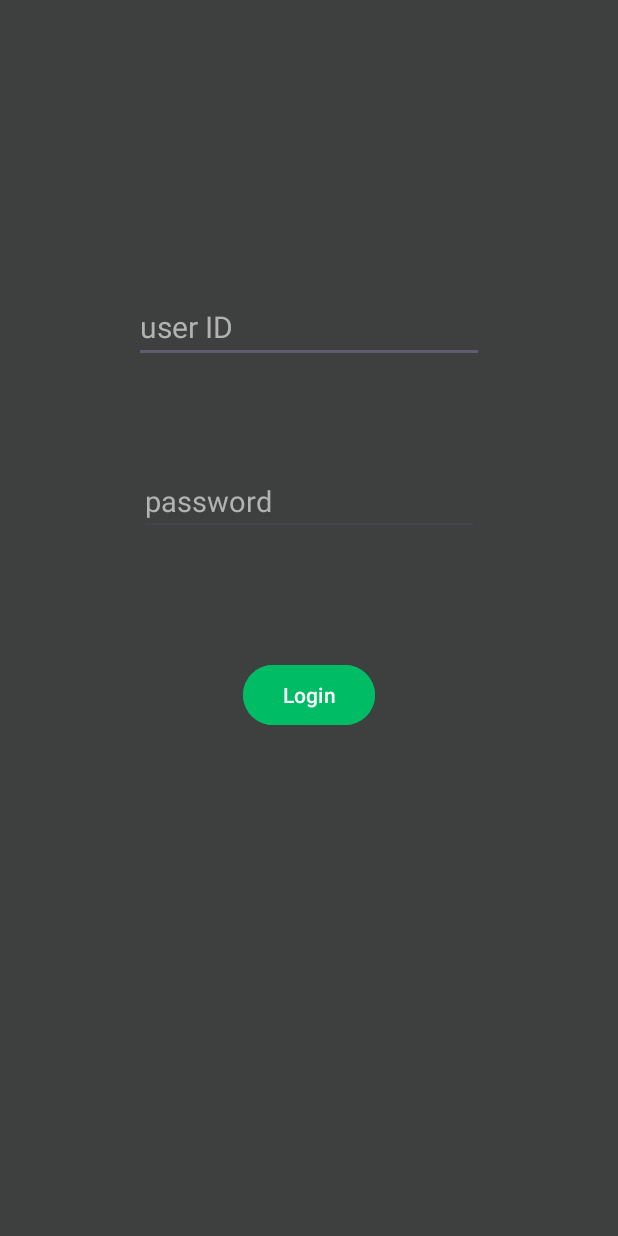
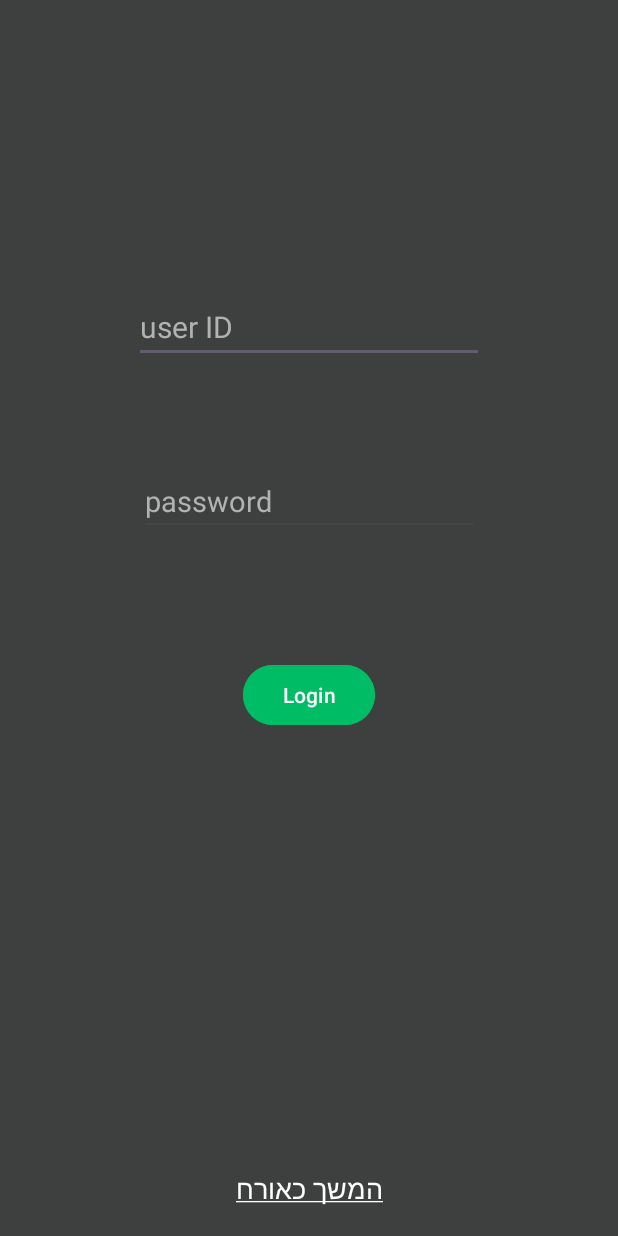
Before and after one commit to itayst1/chiro-plate, an Android app: the LoginActivity screen opened directly, with no data from a screen before it, on a phone screen of 412 x 824 dp. Run offline under Robolectric (Android 15) with nearby library versions, the phone set to English and light mode, and no system bars; Roboto replaces fonts that are not available here.

Commit message:
added server coms and login

```diff
--- a/plateApp/app/src/main/AndroidManifest.xml
+++ b/plateApp/app/src/main/AndroidManifest.xml
@@ -14,6 +14,9 @@
         android:usesPermissionFlags="neverForLocation"
         tools:targetApi="s" />
     <uses-permission android:name="android.permission.BLUETOOTH_CONNECT" />
+
+    <uses-permission android:name="android.permission.INTERNET" />
+    <uses-permission android:name="android.permission.ACCESS_NETWORK_STATE" />
 
     <application
         android:allowBackup="true"
--- a/plateApp/app/src/main/res/layout/activity_login.xml
+++ b/plateApp/app/src/main/res/layout/activity_login.xml
@@ -4,8 +4,25 @@
     xmlns:tools="http://schemas.android.com/tools"
     android:layout_width="match_parent"
     android:layout_height="match_parent"
-    android:background="#3e403f"
-    android:onClick="onLoginClick">
+    android:background="#3e403f">
+
+    <TextView
+        android:id="@+id/continueGuest2"
+        android:layout_width="wrap_content"
+        android:layout_height="wrap_content"
+        android:clickable="true"
+        android:onClick="onContinueAsGuestClick"
+        android:text="@string/continue_as_guest"
+        android:textAlignment="center"
+        android:textColor="#FFFFFF"
+        android:textSize="18sp"
+        android:visibility="visible"
+        app:layout_constraintBottom_toBottomOf="parent"
+        app:layout_constraintEnd_toEndOf="parent"
+        app:layout_constraintStart_toStartOf="parent"
+        app:layout_constraintTop_toTopOf="parent"
+        app:layout_constraintVertical_bias="0.976"
+        tools:visibility="visible" />
 
     <EditText
         android:id="@+id/userId"
--- a/plateApp/app/src/main/res/values/strings.xml
+++ b/plateApp/app/src/main/res/values/strings.xml
@@ -8,5 +8,6 @@
     <string name="next">Next</string>
     <string name="previous">Previous</string>
     <string name="continue_no_plate"><u>המשך ללא צלחת</u></string>
+    <string name="continue_as_guest"><u>המשך כאורח</u></string>
     <string name="title_activity_home">HomeActivity</string>
 </resources>
```
Also changed, not shown: plateApp/app/src/main/java/com/example/plateapp/LoginActivity.java (+131 -1 lines).
